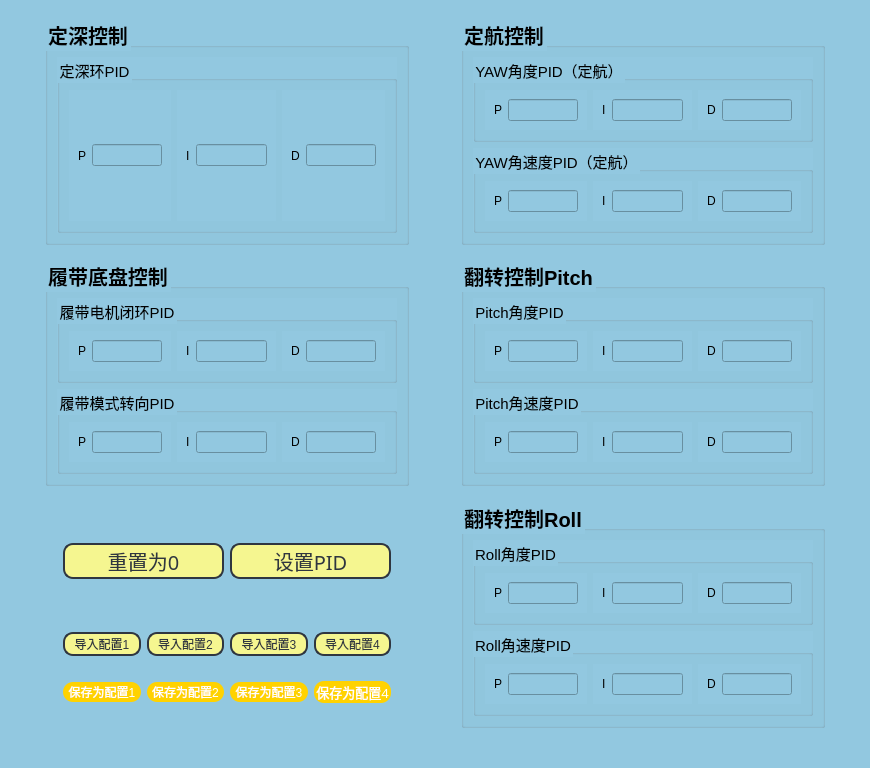
Before: the Qt Designer form pidsets.ui in yujiongzhang/ROV_Client_RTOS, drawn with Qt 5.
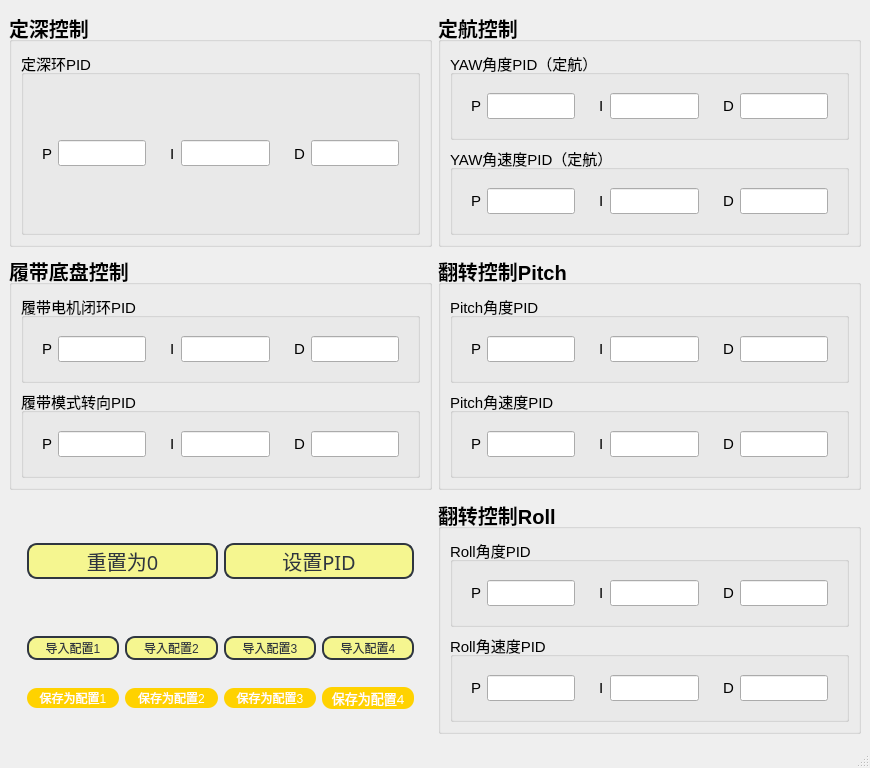
After: the same form once the commit is applied.

Patch:
```diff
--- a/pidsets.ui
+++ b/pidsets.ui
@@ -14,10 +14,7 @@
    <string>PIDset</string>
   </property>
   <property name="styleSheet">
-   <string notr="true">QWidget{
-	background-color: rgb(146,200,224);
-}
-</string>
+   <string notr="true"/>
   </property>
   <widget class="QWidget" name="centralwidget">
    <layout class="QGridLayout" name="gridLayout">
```
Left out of the diff: 2 changed lines with no effect on the pictures.
